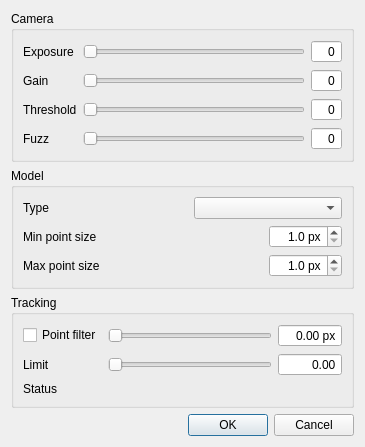
opentrack/opentrack, file tracker-trackhat/dialog.ui: the form before one commit.
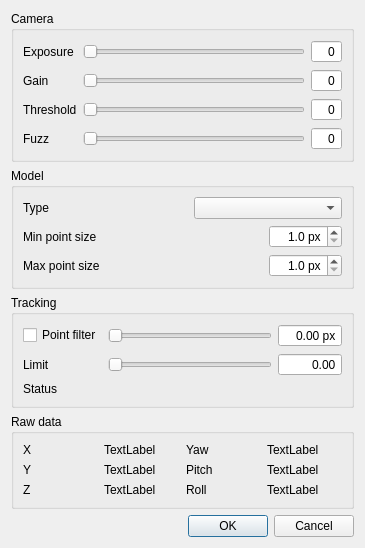
The form after the commit. Icons and pictures are not drawn.

Commit message: tracker/trackhat: show raw data in the tracker settings ui

Diff of the .ui file:
```diff
--- a/tracker-trackhat/dialog.ui
+++ b/tracker-trackhat/dialog.ui
@@ -7,7 +7,7 @@
     <x>0</x>
     <y>0</y>
     <width>365</width>
-    <height>392</height>
+    <height>485</height>
    </rect>
   </property>
   <property name="minimumSize">
@@ -466,6 +466,99 @@
      </layout>
     </widget>
    </item>
+   <item>
+    <widget class="QGroupBox" name="groupBox_4">
+     <property name="title">
+      <string>Raw data</string>
+     </property>
+     <layout class="QGridLayout" name="gridLayout_4">
+      <item row="0" column="0">
+       <widget class="QLabel" name="label_9">
+        <property name="text">
+         <string>X</string>
+        </property>
+       </widget>
+      </item>
+      <item row="1" column="1">
+       <widget class="QLabel" name="label_y">
+        <property name="text">
+         <string>TextLabel</string>
+        </property>
+       </widget>
+      </item>
+      <item row="2" column="1">
+       <widget class="QLabel" name="label_z">
+        <property name="text">
+         <string>TextLabel</string>
+        </property>
+       </widget>
+      </item>
+      <item row="0" column="2">
+       <widget class="QLabel" name="label_13">
+        <property name="text">
+         <string>Yaw</string>
+        </property>
+       </widget>
+      </item>
+      <item row="2" column="2">
+       <widget class="QLabel" name="label_15">
+        <property name="text">
+         <string>Roll</string>
+        </property>
+       </widget>
+      </item>
+      <item row="1" column="0">
+       <widget class="QLabel" name="label_11">
+        <property name="text">
+         <string>Y</string>
+        </property>
+       </widget>
+      </item>
+      <item row="0" column="1">
+       <widget class="QLabel" name="label_x">
+        <property name="text">
+         <string>TextLabel</string>
+        </property>
+       </widget>
+      </item>
+      <item row="2" column="0">
+       <widget class="QLabel" name="label_12">
+        <property name="text">
+         <string>Z</string>
+        </property>
+       </widget>
+      </item>
+      <item row="1" column="2">
+       <widget class="QLabel" name="label_14">
+        <property name="text">
+         <string>Pitch</string>
+        </property>
+       </widget>
+      </item>
+      <item row="0" column="3">
+       <widget class="QLabel" name="label_yaw">
+        <property name="text">
+         <string>TextLabel</string>
+        </property>
+       </widget>
+      </item>
+      <item row="1" column="3">
+       <widget class="QLabel" name="label_pitch">
+        <property name="text">
+         <string>TextLabel</string>
+        </property>
+       </widget>
+      </item>
+      <item row="2" column="3">
+       <widget class="QLabel" name="label_roll">
+        <property name="text">
+         <string>TextLabel</string>
+        </property>
+       </widget>
+      </item>
+     </layout>
+    </widget>
+   </item>
    <item>
     <spacer name="verticalSpacer">
      <property name="orientation">
```
The commit also changes 2 other files.
